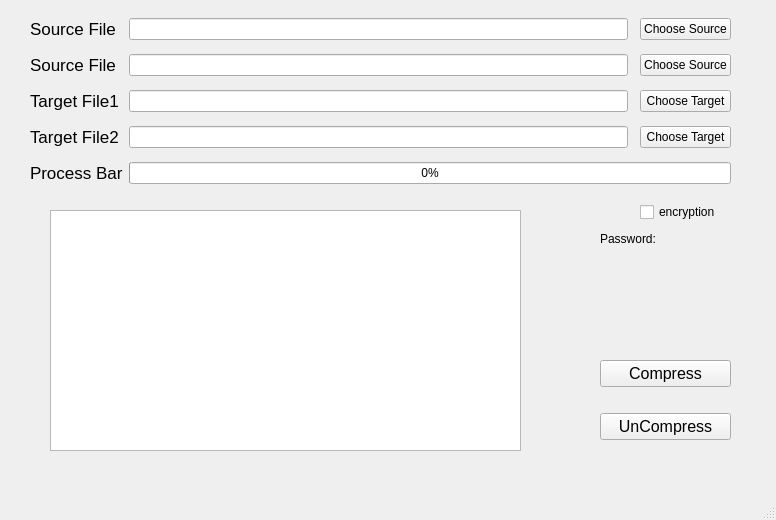
Above: HuffmanCode/mainwindow.ui from zhiiw/Learning before the change. Below: the same form after it.
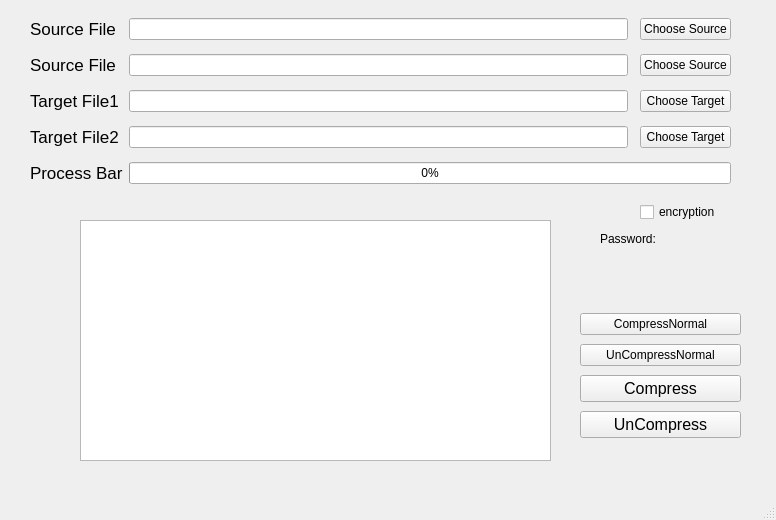
That is the form after the change. Custom widgets are drawn as their Qt base class.

The edit to the form file:
```diff
--- a/HuffmanCode/mainwindow.ui
+++ b/HuffmanCode/mainwindow.ui
@@ -17,8 +17,8 @@
    <widget class="QTextEdit" name="textEdit">
     <property name="geometry">
      <rect>
-      <x>50</x>
-      <y>210</y>
+      <x>80</x>
+      <y>220</y>
       <width>471</width>
       <height>241</height>
      </rect>
@@ -146,13 +146,27 @@
    <widget class="QWidget" name="layoutWidget">
     <property name="geometry">
      <rect>
-      <x>600</x>
-      <y>340</y>
-      <width>131</width>
-      <height>121</height>
+      <x>580</x>
+      <y>310</y>
+      <width>161</width>
+      <height>134</height>
      </rect>
     </property>
     <layout class="QVBoxLayout" name="verticalLayout">
+     <item>
+      <widget class="QPushButton" name="pushButton_5">
+       <property name="text">
+        <string>CompressNormal</string>
+       </property>
+      </widget>
+     </item>
+     <item>
+      <widget class="QPushButton" name="pushButton_8">
+       <property name="text">
+        <string>UnCompressNormal</string>
+       </property>
+      </widget>
+     </item>
      <item>
       <widget class="QPushButton" name="pushButton_3">
        <property name="font">
```
